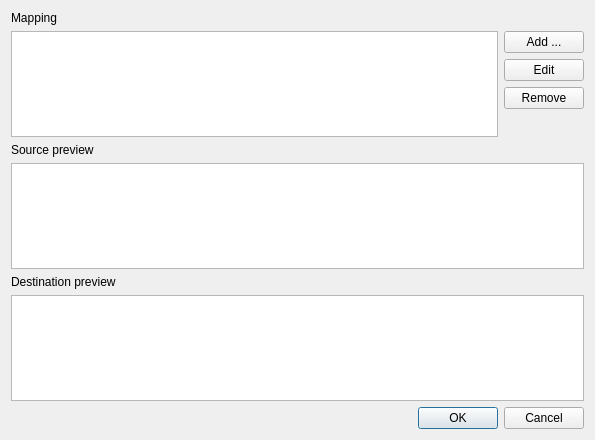
The window that src/mdtutilsgui/mdtFieldMapDialog.ui (scandyna/multidiagtools) describes before a commit, drawn with Qt 5.
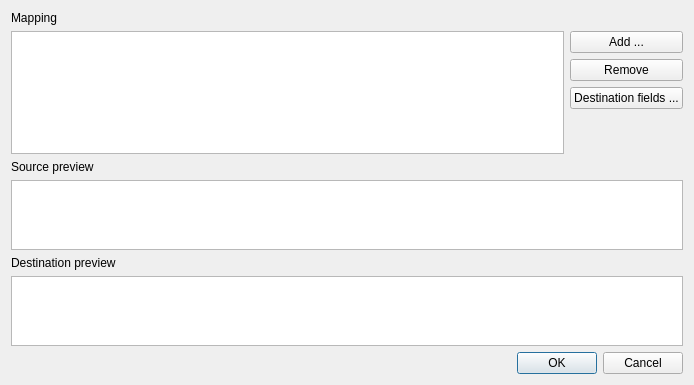
The same window after the commit.

Commit message: Working on field map

What changed in the file:
```diff
--- a/src/mdtutilsgui/mdtFieldMapDialog.ui
+++ b/src/mdtutilsgui/mdtFieldMapDialog.ui
@@ -6,8 +6,8 @@
    <rect>
     <x>0</x>
     <y>0</y>
-    <width>595</width>
-    <height>440</height>
+    <width>694</width>
+    <height>385</height>
    </rect>
   </property>
   <property name="windowTitle">
@@ -35,13 +35,6 @@
          </property>
         </widget>
        </item>
-       <item>
-        <widget class="QPushButton" name="pbEdit">
-         <property name="text">
-          <string>Edit</string>
-         </property>
-        </widget>
-       </item>
        <item>
         <widget class="QPushButton" name="pbRemove">
          <property name="text">
@@ -49,6 +42,13 @@
          </property>
         </widget>
        </item>
+       <item>
+        <widget class="QPushButton" name="pbEditDestinationFieldList">
+         <property name="text">
+          <string>Destination fields ...</string>
+         </property>
+        </widget>
+       </item>
        <item>
         <spacer name="verticalSpacer">
          <property name="orientation">
@@ -74,7 +74,14 @@
     </widget>
    </item>
    <item>
-    <widget class="QTableWidget" name="twSourcePreview"/>
+    <widget class="QTableWidget" name="twSourcePreview">
+     <property name="sizePolicy">
+      <sizepolicy hsizetype="Expanding" vsizetype="Expanding">
+       <horstretch>0</horstretch>
+       <verstretch>1</verstretch>
+      </sizepolicy>
+     </property>
+    </widget>
    </item>
    <item>
     <widget class="QLabel" name="lbDestinationPreview">
@@ -84,7 +91,14 @@
     </widget>
    </item>
    <item>
-    <widget class="QTableWidget" name="twDestinationPreview"/>
+    <widget class="QTableWidget" name="twDestinationPreview">
+     <property name="sizePolicy">
+      <sizepolicy hsizetype="Expanding" vsizetype="Expanding">
+       <horstretch>0</horstretch>
+       <verstretch>1</verstretch>
+      </sizepolicy>
+     </property>
+    </widget>
    </item>
    <item>
     <widget class="QDialogButtonBox" name="buttonBox">
```
The commit also changes 12 other files.
